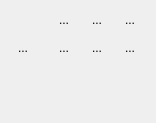
Above: app/ui/displayoption.ui from pencil2d/pencil before the change. Below: the same form after it.
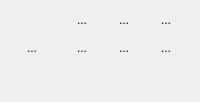
That is the form after the change. Icons and pictures are not drawn.

Commit message: Migrate remaining parts of DisplayOptionWidget to UI file

The edit to the form file:
```diff
--- a/app/ui/displayoption.ui
+++ b/app/ui/displayoption.ui
@@ -1,7 +1,11 @@
 <?xml version="1.0" encoding="UTF-8"?>
 <ui version="4.0">
  <class>DisplayOption</class>
- <widget class="QWidget" name="DisplayOption">
+ <widget class="QDockWidget" name="DisplayOption">
+  <property name="windowTitle">
+   <string comment="Window title of display options like .">Display</string>
+  </property>
+  <widget class="QWidget" name="innerWidget">
   <property name="geometry">
    <rect>
     <x>0</x>
@@ -292,6 +296,7 @@
    </item>
   </layout>
  </widget>
+ </widget>
  <resources>
   <include location="../resource/app.qrc"/>
  </resources>
```
Left out of the diff: 110 changed lines with no effect on the pictures. Lines whose indentation alone changed are shown as unchanged. The commit also changes 2 other files.
